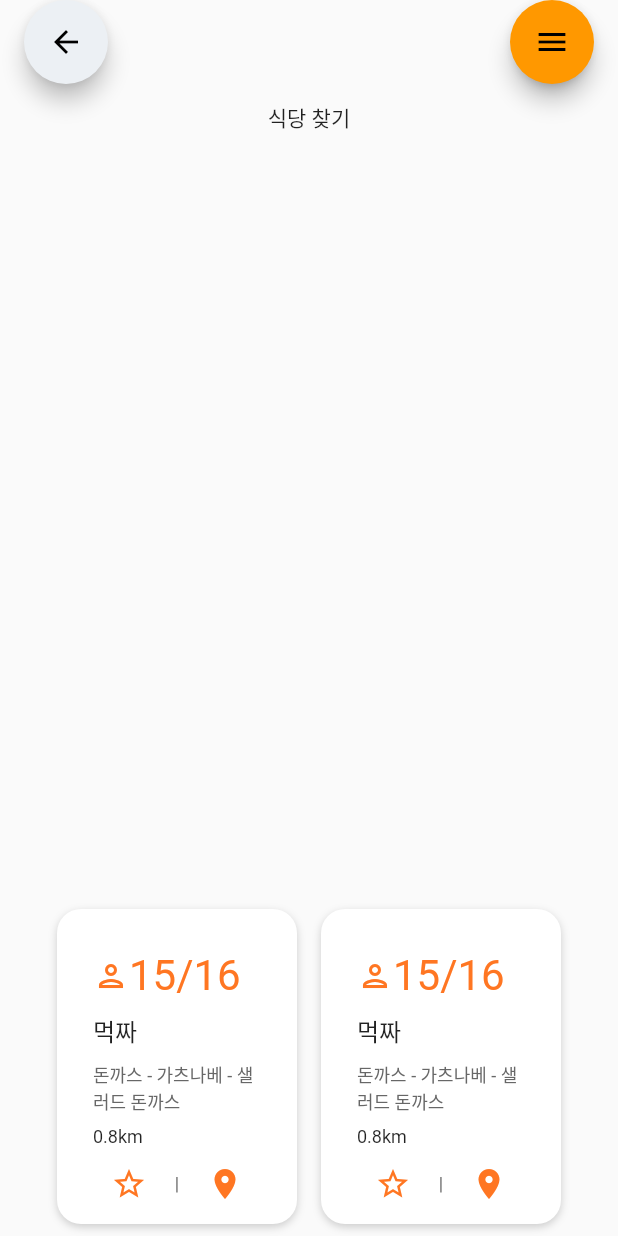
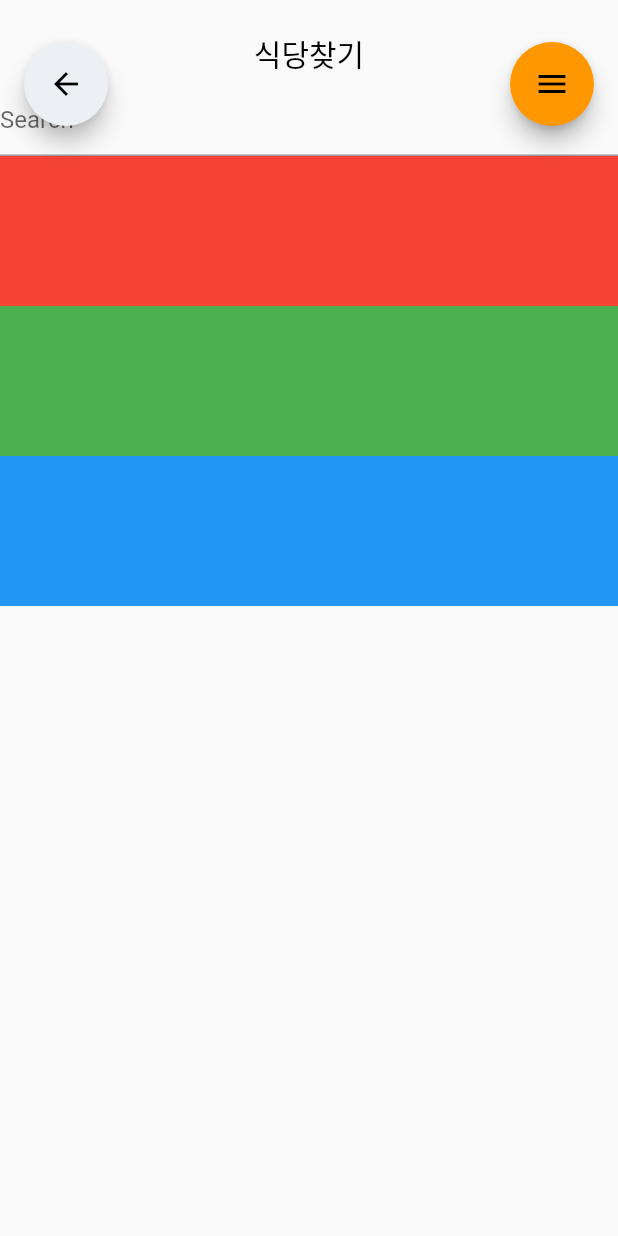
Before and after one commit to YaeheeChoe/launchrabbit, a Flutter app: the screen it shows after launch, on a phone screen of 412 x 824 dp. Run offline on Flutter 3.47's test engine with Material 2 defaults, Android fonts, the phone set to English and light mode, and no system bars.

Commit message:
add list view

```diff
--- /dev/null
+++ b/lib/component/WidgetList.dart
@@ -0,0 +1,44 @@
+import 'package:flutter/material.dart';
+
+class WidgetList extends StatelessWidget {
+  final List<Widget> widgetList = [
+    Container(
+      width: 100,
+      height: 100,
+      color: Colors.red,
+    ),
+    Container(
+      width: 100,
+      height: 100,
+      color: Colors.green,
+    ),
+    Container(
+      width: 100,
+      height: 100,
+      color: Colors.blue,
+    ),
+    // ...
+  ];
+
+  @override
+  Widget build(BuildContext context) {
+    return ListView.builder(
+      itemCount: widgetList.length,
+      itemBuilder: (context, index) {
+        return widgetList[index];
+      },
+    );
+  }
+}
+
+/*
+RestorantWidget(
+            name: '먹짜',
+            menu: '돈까스 - 가츠나베 - 샐러드 돈까스',
+            area: '',
+            km: 0.8,
+            maxSeats: 16,
+            seats: 15,
+            isStar: true,
+          ),
+          */
--- a/lib/main.dart
+++ b/lib/main.dart
@@ -1,7 +1,7 @@
 import 'package:flutter/material.dart';
 import 'package:launchrabbit/colors.dart';
 import 'package:launchrabbit/component/ExpandableFab.dart';
-import 'package:launchrabbit/component/RestorantWidget.dart';
+import 'package:launchrabbit/component/WidgetList.dart';
 
 void main() {
   runApp(const MyApp());
@@ -52,40 +52,29 @@ class _MyHomePageState extends State<MyHomePage> {
     }
 
     return Scaffold(
-      appBar: null,
-      body: Center(
-        child: Column(
-          mainAxisAlignment: MainAxisAlignment.spaceBetween,
-          children: [
-            Padding(
-              padding: EdgeInsets.only(top: 68),
-              child: Text('식당 찾기'),
+      appBar: AppBar(
+        backgroundColor: Colors.transparent,
+        elevation: 0, // 앱 바의 그림자 효과 제거
+        title: Padding(
+          padding: EdgeInsets.only(top: 16),
+          child: Text(
+            '식당찾기',
+            style: TextStyle(color: Colors.black),
+          ),
+        ),
+        centerTitle: true, // 텍스트를 가운데 정렬
+      ),
+      body: Column(
+        children: [
+          TextField(
+            decoration: InputDecoration(
+              hintText: 'Search',
             ),
-            Row(
-              mainAxisAlignment: MainAxisAlignment.center,
-              children: <Widget>[
-                RestorantWidget(
-                  name: '먹짜',
-                  menu: '돈까스 - 가츠나베 - 샐러드 돈까스',
-                  area: '',
-                  km: 0.8,
-                  maxSeats: 16,
-                  seats: 15,
-                  isStar: true,
-                ),
-                RestorantWidget(
-                  name: '먹짜',
-                  menu: '돈까스 - 가츠나베 - 샐러드 돈까스',
-                  area: '',
-                  km: 0.8,
-                  maxSeats: 16,
-                  seats: 15,
-                  isStar: true,
-                ),
-              ],
-            ),
-          ],
-        ),
+          ),
+          Expanded(
+            child: WidgetList(),
+          ),
+        ],
       ),
       floatingActionButton: Row(
         mainAxisAlignment: MainAxisAlignment.spaceBetween,
```
